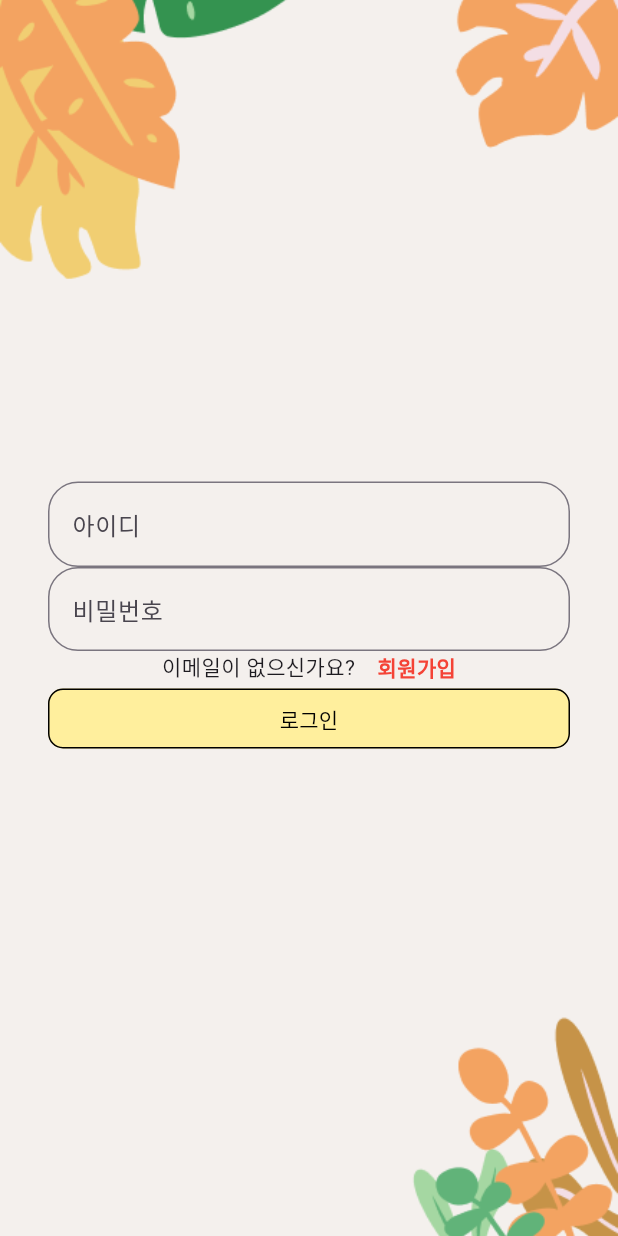
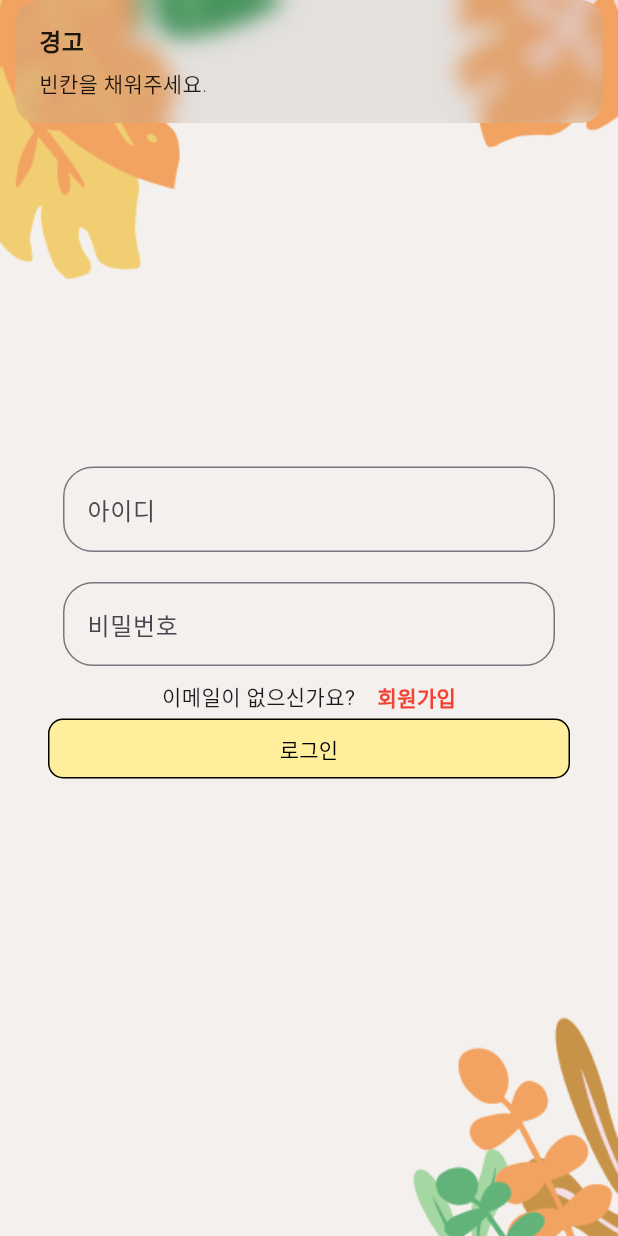
Before and after one commit to donghun-ha/pureme.Carbon_Footprint_App, a Flutter app: the screen it shows after launch, after a tap on "로그인", on a phone screen of 412 x 824 dp. Run offline on Flutter 3.47's test engine with Material 3 defaults, Android fonts, the phone set to English and light mode, and no system bars; our stand-ins replace cloud_firestore, firebase_core, firebase_storage, get, get_storage, image_picker; accounts and stored records are empty; network calls fail.

Commit message:
로그인, 사인업 완료

```diff
--- a/team_project2_pure_me/lib/view/login_signin/login.dart
+++ b/team_project2_pure_me/lib/view/login_signin/login.dart
@@ -42,7 +42,9 @@ class Login extends StatelessWidget {
                       child: Column(
                         mainAxisAlignment: MainAxisAlignment.center,
                         children: [
-                          TextField(
+                          Padding(
+                            padding: const EdgeInsets.all(10.0),
+                            child: TextField(
                               controller: idController,
                               decoration: InputDecoration(
                                 labelText: '아이디',
@@ -55,7 +57,10 @@ class Login extends StatelessWidget {
                                 ),
                               ),
                             ),
-                          TextField(
+                          ),
+                          Padding(
+                            padding: const EdgeInsets.all(10.0),
+                            child: TextField(
                               controller: pwController,
                               decoration: InputDecoration(
                                 labelText: '비밀번호',
@@ -67,6 +72,7 @@ class Login extends StatelessWidget {
                                 ),
                               ),
                               obscureText: true,
+                            ),
                           ),
                           Row(
                             mainAxisAlignment: MainAxisAlignment.center,
@@ -100,6 +106,10 @@ class Login extends StatelessWidget {
                                 ),
                               ),
                               onPressed: () async {
+                                if (nullcheck()) {
+                                  _showalibaba();
+                                  return;
+                                }
                                 // 로그인 로직
                                 bool checkLogin = await vmHandler.loginVerify(
                                     idController.text.trim(),
@@ -156,4 +166,17 @@ class Login extends StatelessWidget {
       snackPosition: SnackPosition.TOP,
     );
   }
+
+  nullcheck() {
+    if (idController.text.trim().isEmpty ||
+        pwController.text.trim().isEmpty ) {
+      return true;
+    } else {
+      return false;
     }
+  }
+
+  _showalibaba() {
+    Get.snackbar("경고", "빈칸을 채워주세요.");
+  }
+}
--- a/team_project2_pure_me/lib/vm/rank_handler.dart
+++ b/team_project2_pure_me/lib/vm/rank_handler.dart
@@ -1,11 +1,15 @@
 import 'dart:convert';
-
+import 'dart:io' show Platform;
 import 'package:get/get.dart';
 import 'package:team_project2_pure_me/model/user.dart';
 import 'package:http/http.dart' as http;
 import 'package:team_project2_pure_me/vm/user_handler.dart';
 
 class RankHandler extends UserHandler {
+  final String baseUrl = Platform.isAndroid
+      ? 'http://10.0.2.2:8000'
+      : 'http://127.0.0.1:8000';
+
   RxList<User> rankList = <User>[].obs;
   RxInt myrank = 0.obs;
 
@@ -19,9 +23,6 @@ class RankHandler extends UserHandler {
     // fetchTotalCarbon();
   }
 
-  // final String defaultUrl = "http://127.0.0.1:8000/footprint";
-  final String defaultUrl = "http://127.0.0.1:8000/footprint";
-
   @override
   void onInit() {
     super.onInit();
@@ -32,7 +33,7 @@ class RankHandler extends UserHandler {
 
   // 랭킹 데이터 가져오기
   Future<void> fetchRank() async {
-    var url = Uri.parse("$defaultUrl/rankings");
+    var url = Uri.parse("$baseUrl/footprint/rankings");
     final response = await http.get(url); // GET 요청
 
     if (response.statusCode == 200) {
@@ -53,14 +54,14 @@ class RankHandler extends UserHandler {
       rankList.assignAll(users); // 랭킹 리스트 업데이트
     } else {
       // 에러 발생 시 처리
-      ('랭킹을 불러오는 데 실패했습니다: ${response.statusCode}');
+      print('랭킹을 불러오는 데 실패했습니다: ${response.statusCode}');
     }
   }
 
   // 탄소량 불러오는 함수
   fetchTotalCarbon() async {
     var url = Uri.parse(
-        "$defaultUrl/calculate_with_reduction?user_eMail=${curUser.value.eMail}");
+        "$baseUrl/footprint/calculate_with_reduction?user_eMail=${curUser.value.eMail}");
     var response = await http.get(url);
 
     if (response.statusCode == 200) {
```
Also changed, not shown: team_project2_pure_me/lib/view/login_signin/sign_up.dart (+46 -2 lines), team_project2_pure_me/lib/vm/user_handler.dart (+14 -11 lines). Lines whose indentation alone changed are shown as unchanged.
